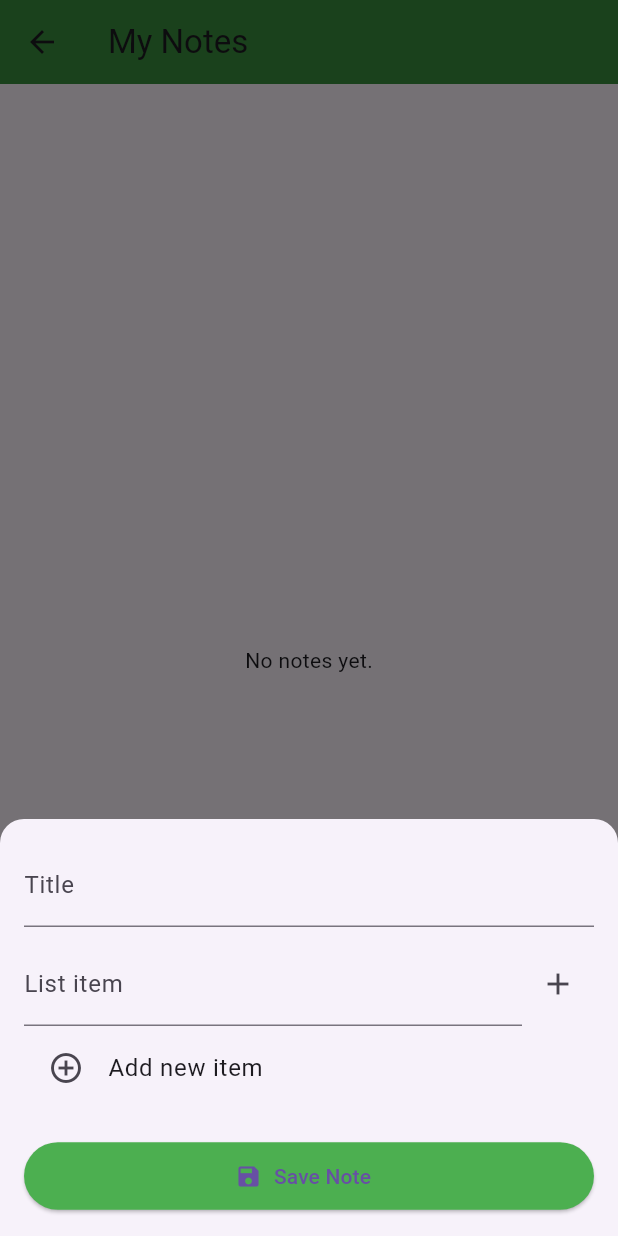
After one commit to sriramE5/classmate-flutter, a Flutter app: the NotesPage screen opened by its route, after a tap on the "add" icon, after a tap on "List Note", on a phone screen of 412 x 824 dp. The commit adds this screen. Run offline on Flutter 3.47's test engine with Material 3 defaults, Android fonts, the phone set to English and light mode, and no system bars; our stand-ins replace fl_chart, google_fonts, shared_preferences, webview_flutter; accounts and stored records are empty.

Commit message:
Initial commit

```diff
--- a/lib/main.dart
+++ b/lib/main.dart
@@ -1,4 +1,6 @@
 import 'package:class_mate/screens/chatbotpage.dart';
+import 'package:class_mate/screens/goaltracker.dart';
+import 'package:class_mate/screens/notespage.dart';
 import 'package:flutter/material.dart';
 import 'screens/classmate_dashboard.dart';
 import 'screens/attendance_calculator.dart';
@@ -21,8 +23,8 @@ class MyApp extends StatelessWidget {
         '/': (context) => const ClassMateDashboard(user: 'Ganesh'),  // Example username
         '/attendance': (context) => const AttendanceCalculator(),
         '/chatbot': (context) => const ChatbotPage(),
-        '/taskManager': (context) => Scaffold(body: Center(child: Text('Task Manager Page'))),
-        '/goalTracker': (context) => Scaffold(body: Center(child: Text('Goal Tracker Page'))),
+        '/notes': (context) => const NotesPage(),
+        '/goalTracker': (context) => const GoalTracker(),
         '/performance': (context) => Scaffold(body: Center(child: Text('Performance Page'))),
         '/settings': (context) => Scaffold(body: Center(child: Text('Settings Page'))),
       },
--- a/lib/screens/classmate_dashboard.dart
+++ b/lib/screens/classmate_dashboard.dart
@@ -51,7 +51,7 @@ class ClassMateDashboard extends StatelessWidget {
                 children: [
                   dashboardCard(context, Icons.calendar_today, "Attendance", "/attendance"),
                   dashboardCard(context, Icons.smart_toy, "AI Chatbot", "/chatbot"),
-                  dashboardCard(context, Icons.task, "Task Manager", "/taskManager"),
+                  dashboardCard(context, Icons.note, "Notes", "/notes"),
                   dashboardCard(context, Icons.flag, "Goal Tracker", "/goalTracker"),
                   dashboardCard(context, Icons.show_chart, "Performance", "/performance"),
                   dashboardCard(context, Icons.settings, "Settings", "/settings"),
--- /dev/null
+++ b/lib/screens/notespage.dart
@@ -0,0 +1,335 @@
+import 'package:flutter/material.dart';
+import 'package:shared_preferences/shared_preferences.dart';
+import 'dart:convert';
+import 'package:intl/intl.dart';
+
+class NotesPage extends StatefulWidget {
+  const NotesPage({Key? key}) : super(key: key);
+
+  @override
+  State<NotesPage> createState() => _NotesPageState();
+}
+
+class _NotesPageState extends State<NotesPage> {
+  final titleController = TextEditingController();
+  final contentController = TextEditingController();
+  final listItemController = TextEditingController();
+
+  List<Map<String, dynamic>> notes = [];
+  List<Map<String, dynamic>> listItems = [];
+
+  String noteType = '';
+  int? editingIndex;
+  bool isFabExpanded = false;
+
+  @override
+  void initState() {
+    super.initState();
+    loadNotes();
+  }
+
+  Future<void> loadNotes() async {
+    SharedPreferences prefs = await SharedPreferences.getInstance();
+    final data = prefs.getString('notes');
+    if (data != null) {
+      notes = List<Map<String, dynamic>>.from(json.decode(data));
+      setState(() {});
+    }
+  }
+
+  Future<void> saveNotes() async {
+    SharedPreferences prefs = await SharedPreferences.getInstance();
+    await prefs.setString('notes', json.encode(notes));
+  }
+
+  void resetFields() {
+    titleController.clear();
+    contentController.clear();
+    listItemController.clear();
+    listItems.clear();
+    noteType = '';
+    editingIndex = null;
+  }
+
+  void openEditor(String type) {
+    setState(() {
+      noteType = type;
+    });
+    showModalBottomSheet(
+      context: context,
+      isScrollControlled: true,
+      shape: const RoundedRectangleBorder(
+        borderRadius: BorderRadius.vertical(top: Radius.circular(16)),
+      ),
+      builder: (context) => Padding(
+        padding: EdgeInsets.only(
+          bottom: MediaQuery.of(context).viewInsets.bottom,
+          left: 16, right: 16, top: 16,
+        ),
+        child: StatefulBuilder(
+          builder: (BuildContext context, StateSetter modalSetState) {
+            return SingleChildScrollView(
+              child: Column(
+                mainAxisSize: MainAxisSize.min,
+                children: [
+                  TextField(
+                    controller: titleController,
+                    decoration: const InputDecoration(labelText: 'Title'),
+                  ),
+                  const SizedBox(height: 10),
+                  if (noteType == 'text')
+                    TextField(
+                      controller: contentController,
+                      maxLines: 6,
+                      decoration: const InputDecoration(labelText: 'Note'),
+                    )
+                  else
+                    Column(
+                      children: [
+                        Row(
+                          children: [
+                            Expanded(
+                              child: TextField(
+                                controller: listItemController,
+                                decoration: const InputDecoration(labelText: 'List item'),
+                              ),
+                            ),
+                            IconButton(
+                              icon: const Icon(Icons.add),
+                              onPressed: () {
+                                final text = listItemController.text.trim();
+                                if (text.isEmpty) return;
+                                modalSetState(() {
+                                  listItems.add({'text': '', 'checked': false});
+                                  listItemController.clear();
+                                });
+                              },
+                            ),
+                          ],
+                        ),
+                        ListView.builder(
+                          shrinkWrap: true,
+                          physics: const NeverScrollableScrollPhysics(),
+                          itemCount: listItems.length + 1, // +1 for the add new row
+                          itemBuilder: (context, index) {
+                            if (index == listItems.length) {
+                              return ListTile(
+                                leading: const Icon(Icons.add_circle_outline),
+                                title: const Text("Add new item"),
+                                onTap: () {
+                                  modalSetState(() {
+                                    listItems.add({'text': '', 'checked': false});
+                                  });
+                                },
+                              );
+                            }
+
+                            final item = listItems[index];
+                            final controller = TextEditingController(text: item['text']);
+
+                            return ListTile(
+                              leading: Checkbox(
+                                value: item['checked'],
+                                onChanged: (val) {
+                                  modalSetState(() {
+                                    listItems[index]['checked'] = val!;
+                                  });
+                                },
+                              ),
+                              title: TextField(
+                                controller: controller,
+                                decoration: const InputDecoration(border: InputBorder.none),
+                                onChanged: (newText) {
+                                  listItems[index]['text'] = newText;
+                                },
+                              ),
+                              trailing: IconButton(
+                                icon: const Icon(Icons.delete, color: Colors.red),
+                                onPressed: () {
+                                  modalSetState(() {
+                                    listItems.removeAt(index);
+                                  });
+                                },
+                              ),
+                            );
+                          },
+                        ),
+                      ],
+                    ),
+                  const SizedBox(height: 20),
+                  ElevatedButton.icon(
+                    icon: const Icon(Icons.save),
+                    label: const Text('Save Note'),
+                    style: ElevatedButton.styleFrom(
+                      backgroundColor: Colors.green,
+                      minimumSize: const Size.fromHeight(45),
+                    ),
+                    onPressed: () {
+                      final title = titleController.text.trim();
+                      final content = contentController.text.trim();
+                      final validText = noteType == 'text' && content.isNotEmpty;
+                      final validList = noteType == 'list' && listItems.any((item) => item['text'].trim().isNotEmpty);
+
+                      if (!validText && !validList) return;
+
+                      final finalTitle = title.isNotEmpty
+                          ? title
+                          : noteType == 'text'
+                          ? content.split('\n').first
+                          : listItems.first;
+
+                      final note = {
+                        'title': finalTitle,
+                        'type': noteType,
+                        'content': noteType == 'text' ? content : List.from(listItems),
+                        'timestamp': DateTime.now().toIso8601String(),
+                      };
+
+                      setState(() {
+                        if (editingIndex != null) {
+                          notes[editingIndex!] = note;
+                          editingIndex = null;
+                        } else {
+                          notes.add(note);
+                        }
+                        resetFields();
+                      });
+
+                      saveNotes();
+                      Navigator.pop(context);
+                    },
+                  ),
+                  const SizedBox(height: 16),
+                ],
+              ),
+            );
+          },
+        ),
+      ),
+    ).whenComplete(() {
+      resetFields();
+    });
+  }
+
+  void deleteNote(int index) {
+    setState(() {
+      notes.removeAt(index);
+    });
+    saveNotes();
+  }
+
+  void editNote(int index) {
+    final note = notes[index];
+    setState(() {
+      editingIndex = index;
+      titleController.text = note['title'];
+      noteType = note['type'];
+      if (noteType == 'text') {
+        contentController.text = note['content'];
+      } else {
+        listItems = List<Map<String, dynamic>>.from(note['content']);
+      }
+    });
+    openEditor(noteType);
+  }
+
+  @override
+  Widget build(BuildContext context) {
+    return Scaffold(
+      appBar: AppBar(
+        title: const Text('My Notes'),
+        backgroundColor: Colors.green.shade700,
+      ),
+      floatingActionButton: Padding(
+        padding: const EdgeInsets.only(bottom: 16),
+        child: Column(
+          mainAxisSize: MainAxisSize.min,
+          crossAxisAlignment: CrossAxisAlignment.end,
+          children: [
+            if (isFabExpanded) ...[
+              FloatingActionButton.extended(
+                heroTag: 'text',
+                backgroundColor: Colors.green.shade300,
+                icon: const Icon(Icons.text_fields),
+                label: const Text('Text Note'),
+                onPressed: () {
+                  openEditor('text');
+                },
+              ),
+              const SizedBox(height: 10),
+              FloatingActionButton.extended(
+                heroTag: 'list',
+                backgroundColor: Colors.green.shade300,
+                icon: const Icon(Icons.list),
+                label: const Text('List Note'),
+                onPressed: () {
+                  openEditor('list');
+                },
+              ),
+              const SizedBox(height: 10),
+            ],
+            FloatingActionButton(
+              backgroundColor: Colors.green,
+              child: Icon(isFabExpanded ? Icons.close : Icons.add),
+              onPressed: () {
+                setState(() {
+                  isFabExpanded = !isFabExpanded;
+                });
+              },
+            ),
+          ],
+        ),
+      ),
+      body: notes.isEmpty
+          ? const Center(child: Text('No notes yet.'))
+          : ListView.builder(
+        itemCount: notes.length,
+        itemBuilder: (context, index) {
+          final note = notes[index];
+          final date = DateFormat.yMMMd().add_jm().format(DateTime.parse(note['timestamp']));
+          return Card(
+            margin: const EdgeInsets.symmetric(horizontal: 12, vertical: 6),
+            color: Colors.green.shade50,
+            child: ListTile(
+              onTap: () => editNote(index),
+              title: Text(note['title'], style: const TextStyle(fontWeight: FontWeight.bold)),
+              subtitle: Column(
+                crossAxisAlignment: CrossAxisAlignment.start,
+                children: [
+                  const SizedBox(height: 4),
+                  if (note['type'] == 'text')
+                    Text(note['content'], maxLines: 3, overflow: TextOverflow.ellipsis)
+                  else
+                    Column(
+                      crossAxisAlignment: CrossAxisAlignment.start,
+                      children: [
+                        ...List.generate(
+                          (note['content'] as List).take(3).length,
+                              (i) => Text(
+                                (note['content'][i] is Map &&
+                                    note['content'][i].containsKey('text') &&
+                                    note['content'][i].containsKey('checked'))
+                                    ? "${i + 1}. ${note['content'][i]['text']} ${note['content'][i]['checked'] ? '✓' : ''}"
+                                    : "${i + 1}. Invalid item format",
+                              ),
+                        ),
+                        if ((note['content'] as List).length > 3)
+                          const Text("+ more...", style: TextStyle(color: Colors.grey)),
+                      ],
+                    ),
+                  const SizedBox(height: 6),
+                  Text(date, style: TextStyle(fontSize: 12, color: Colors.green.shade800)),
+                ],
+              ),
+              trailing: IconButton(
+                icon: const Icon(Icons.delete),
+                onPressed: () => deleteNote(index),
+                color: Colors.red,
+              ),
+            ),
+          );
+        },
+      ),
+    );
+  }
+}
--- a/pubspec.yaml
+++ b/pubspec.yaml
@@ -13,6 +13,10 @@ dependencies:
   cupertino_icons: ^1.0.8
   webview_flutter: ^4.2.2 # for webview
   google_fonts: ^6.1.0  # ✅ Added for custom font styling
+  shared_preferences: ^2.2.2
+  intl: ^0.18.1
+  fl_chart: ^0.64.0
+  percent_indicator: ^4.2.2
 
 dev_dependencies:
   flutter_test:
```
Also changed, not shown: lib/screens/goaltracker.dart (added, +316 -0 lines), pubspec.lock, 1 other file.
